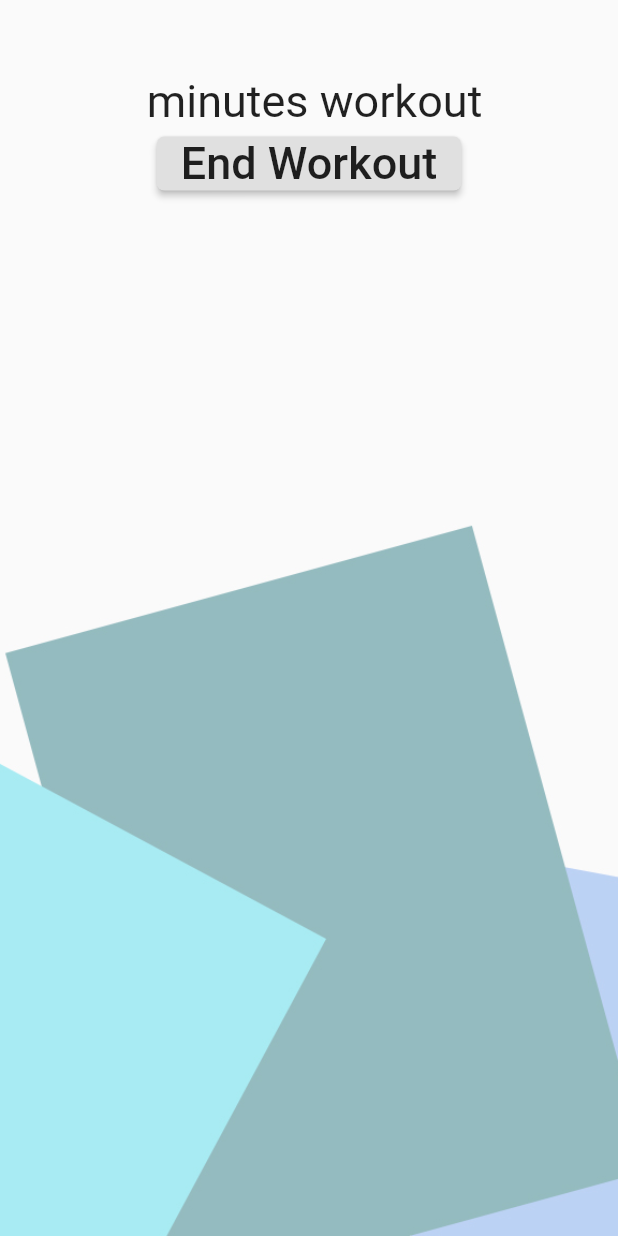
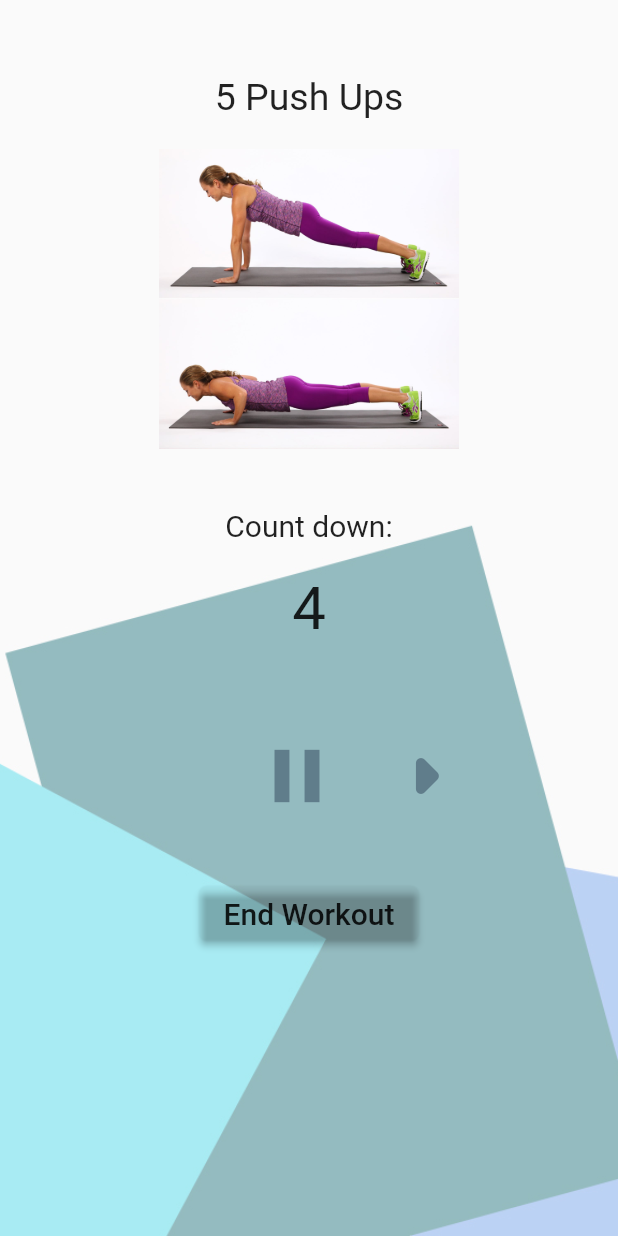
Before and after one commit to christina1024/FitnessSolution, a Flutter app: the StartWorkout screen opened directly with empty values, on a phone screen of 412 x 824 dp. Run offline on Flutter 3.47's test engine with Material 2 defaults, Android fonts, the phone set to English and light mode, and no system bars; our stand-ins replace firebase_auth, google_sign_in, table_calendar; accounts and stored records are empty.

Commit message:
working out page

```diff
--- /dev/null
+++ b/lib/models/workload.dart
@@ -0,0 +1,7 @@
+class Workload{
+  String image;
+  String workname;
+  int workcount;
+
+  Workload({this.image, this.workcount, this.workname});
+}
--- a/lib/screens/startWorkout.dart
+++ b/lib/screens/startWorkout.dart
@@ -1,5 +1,7 @@
 import 'package:flutter/material.dart';
+import 'package:fitness_solution/models/workload.dart';
 import 'package:fitness_solution/screens/navigate.dart';
+import 'dart:async';
 
 class StartWorkout extends StatefulWidget {
   final String name;
@@ -10,8 +12,77 @@ class StartWorkout extends StatefulWidget {
 }
 
 class _StartWorkoutState extends State<StartWorkout> {
+
+  bool visibilityforward=true;
+  bool visibilitybackward=false;
+  bool pause=false;
+  int count=0;
+  int _countTimer=5;
+  Timer _timer;
+
+  void _startTimer(){
+    if(_timer != null){
+      _timer.cancel();
+    }
+    _timer=Timer.periodic(Duration(seconds: 1), (timer) {
+      setState(() {
+        if(_countTimer>0){
+          _countTimer--;
+        }
+        else{
+          _timer.cancel();
+          changestate('add');
+        }
+      });
+    });
+  }
+
+  void pauseTimer(){
+    if(pause==true){
+      pause=false;
+      _startTimer();
+    }
+    else{
+      pause=true;
+      _timer.cancel();
+    }
+  }
+  List<Workload> workload =[
+    Workload(image:'assets/PushUp.jpg', workname:'5 Push Ups', workcount:5),
+    Workload(image:'assets/squatfeat.jpg', workname:'15 Squats', workcount:15),
+  ];
+
+  void changestate(String increment){
+    setState(() {
+      if(increment=='add'){
+        if(count<workload.length-1){
+          visibilitybackward=true;
+          count++;
+          _countTimer=workload[count].workcount;
+          _startTimer();
+        }
+        if(count==workload.length-1){
+          visibilityforward=false;
+        }
+
+      }
+      else{
+        if(count>0){
+          visibilityforward=true;
+          count--;
+          _countTimer=workload[count].workcount;
+          _startTimer();
+        }
+        if(count==0){
+          visibilitybackward=false;
+        }
+      }
+    });
+  }
+
   @override
   Widget build(BuildContext context) {
+    _startTimer();
     return Scaffold(
       body: Container(
         decoration: BoxDecoration(
@@ -21,12 +92,57 @@ class _StartWorkoutState extends State<StartWorkout> {
         ),
         child: Column(
         children: <Widget>[
+
           SizedBox(height: 50.0,),
-          Text(widget.time + ' minutes workout', style: TextStyle(
-              fontSize: 30.0,
+          Text( workload[count].workname, style: TextStyle(
+              fontSize: 25.0,
             ),),
-            Container(),
+
+            SizedBox(height: 20.0,),
+            Image.asset(workload[count].image, height: 200.0,),
+
+          SizedBox(height: 40.0,),
+          Text('Count down:', style: TextStyle(fontSize: 20.0),),
+          SizedBox(height: 20.0,),
+          Text('$_countTimer' ,style: TextStyle(
+            //fontWeight: FontWeight.bold,
+            fontSize: 40.0,
+          ),),
+          SizedBox(height: 40.0,),
+          Container(
+            child: Row(
+              mainAxisAlignment: MainAxisAlignment.center,
+              children: <Widget>[
+                visibilitybackward ? IconButton(
+                   icon: Icon(Icons.arrow_left_rounded),
+                   color: Colors.blueGrey,
+                  iconSize: 80.0,
+                  tooltip: 'Go back to the previous exercises ',
+                  onPressed: (){changestate('sub');}):  Container(
+                    padding: EdgeInsets.all(40.0)),
+                  IconButton(
+                  icon: Icon(Icons.pause_outlined),
+                  color: Colors.blueGrey,
+                  iconSize: 60.0,
+                  tooltip: 'pause the current exercises ',
+                  onPressed: (){
+                    pauseTimer();
+                  }),
+                 visibilityforward ?  IconButton(
+                  icon: Icon(Icons.arrow_right_rounded),
+                  color: Colors.blueGrey,
+                  iconSize: 80.0,
+                  tooltip: 'fast forward to the next exercises ',
+                  onPressed: (){changestate('add');}): new Container(
+                    padding: EdgeInsets.all(40.0),
+                  ),
+              ],
+            ),
+          ),
+          SizedBox(height: 20.0,),
           RaisedButton(
+            shape: RoundedRectangleBorder(borderRadius: BorderRadius.circular(5)),
+            color: Colors.transparent,
               onPressed: (){
                 Navigator.push(
               context,
@@ -36,13 +152,12 @@ class _StartWorkoutState extends State<StartWorkout> {
               child: Text(
               'End Workout',
               style: TextStyle(
-                fontSize: 30.0,
+                fontSize: 20.0,
                 //color: Colors.black,
               ),
             ),
             //padding: EdgeInsets.fromLTRB(50.0, 15.0, 50.0, 15.0),
-            shape: RoundedRectangleBorder(borderRadius: BorderRadius.circular(5)),
-            //color: Color.fromRGBO(	11, 51, 116, 0.1),
+
               ),
           ]
     )
```
Also changed, not shown: assets/PushUp.jpg (added), assets/squatfeat.jpg (added).
